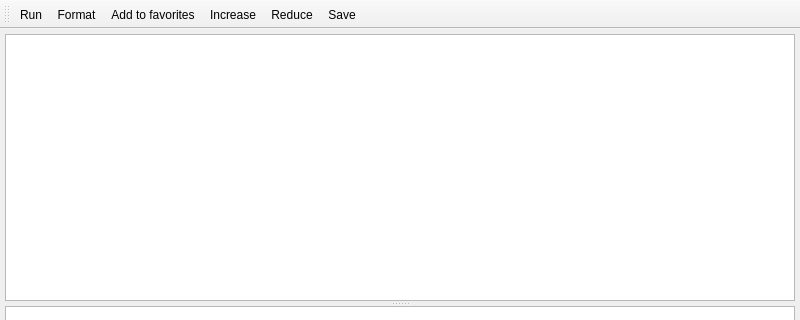
GS-Giuliano/SequelFast, file src/sql.ui: the form before one commit; both pictures show x 0 to 800 and y 0 to 320 of the 800 by 600 pixel window.
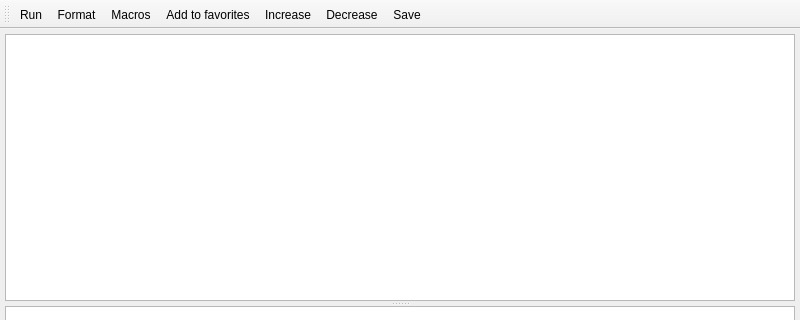
The form after the commit. Icons and pictures are not drawn.

What changed in the file:
```diff
--- a/src/sql.ui
+++ b/src/sql.ui
@@ -95,8 +95,8 @@
    </property>
    <property name="iconSize">
     <size>
-     <width>20</width>
-     <height>20</height>
+     <width>24</width>
+     <height>24</height>
     </size>
    </property>
    <property name="toolButtonStyle">
@@ -110,6 +110,7 @@
    </attribute>
    <addaction name="actionRun"/>
    <addaction name="actionFormat"/>
+   <addaction name="actionMacros"/>
    <addaction name="actionFavorites"/>
    <addaction name="actionIncrease"/>
    <addaction name="actionReduce"/>
@@ -211,7 +212,7 @@
      <normaloff>:/icons/resources/search zoom.svg</normaloff>:/icons/resources/search zoom.svg</iconset>
    </property>
    <property name="text">
-    <string>Reduce</string>
+    <string>Decrease</string>
    </property>
    <property name="toolTip">
     <string>Reduce font size</string>
@@ -238,6 +239,21 @@
     <enum>QAction::MenuRole::NoRole</enum>
    </property>
   </action>
+  <action name="actionMacros">
+   <property name="icon">
+    <iconset resource="../icons.qrc">
+     <normaloff>:/icons/resources/shapes.svg</normaloff>:/icons/resources/shapes.svg</iconset>
+   </property>
+   <property name="text">
+    <string>Macros</string>
+   </property>
+   <property name="toolTip">
+    <string>Macro builder</string>
+   </property>
+   <property name="menuRole">
+    <enum>QAction::MenuRole::NoRole</enum>
+   </property>
+  </action>
  </widget>
  <resources>
   <include location="../icons.qrc"/>
```
Left out of the diff: 4 changed lines with no effect on the pictures.
